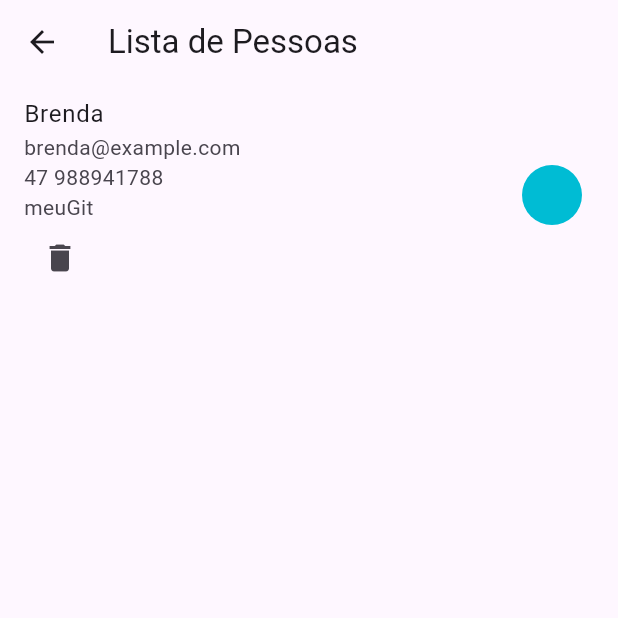
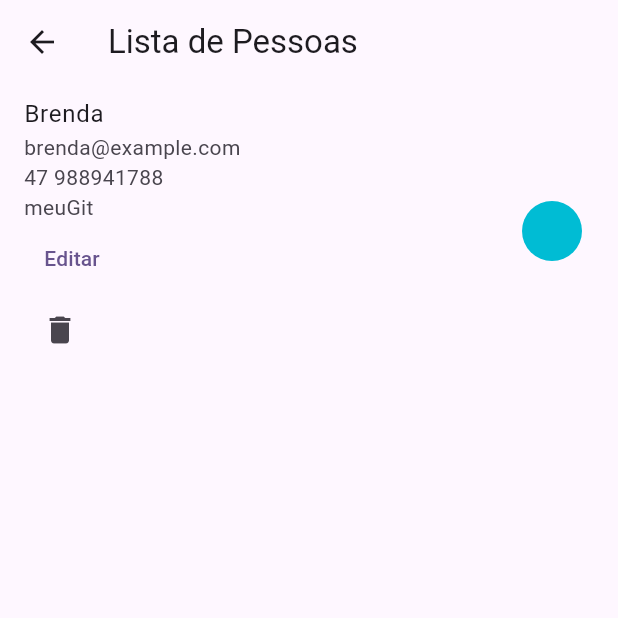
Before and after one commit to LarissaBeatrizCosta/academy, a Flutter app: the TelaListaDePessoas screen opened directly, on a phone screen of 412 x 824 dp, the top half of it. Run offline on Flutter 3.47's test engine with Material 3 defaults, Android fonts, the phone set to English and light mode, and no system bars.

Commit message:
iniciado o update

```diff
--- a/flutter/apf6_funcoes/lib/ap1.dart
+++ b/flutter/apf6_funcoes/lib/ap1.dart
@@ -92,7 +92,12 @@ class EstadoListaDePessoas with ChangeNotifier {
     notifyListeners();
   }
 
-// todo: implementar métodos restantes
+// implementar métodos restantes
+
+  void editar(int, index, Pessoa pessoa) {
+    _listaDePessoas[index] = pessoa;
+    notifyListeners();
+  }
 }
 
 class TelaInicial extends StatelessWidget {
@@ -144,6 +149,12 @@ class TelaListaDePessoas extends StatelessWidget {
                     Text(pessoa.email),
                     Text(pessoa.telefone),
                     Text(pessoa.github),
+                    TextButton(
+                      onPressed: () {
+                        // estadoLista.editar(pessoa);
+                      },
+                      child: Text("Editar"),
+                    ),
                     IconButton(
                       icon: Icon(Icons.delete),
                       onPressed: () {
@@ -325,7 +336,6 @@ class TelaAdicionarPessoas extends StatelessWidget {
     }
   }
 
-
   void _limparCampos() {
     nomeController.clear();
     emailController.clear();
@@ -335,4 +345,4 @@ class TelaAdicionarPessoas extends StatelessWidget {
   }
 }
 
-// todo delete, update e filtro
+// todo update e filtro
```
